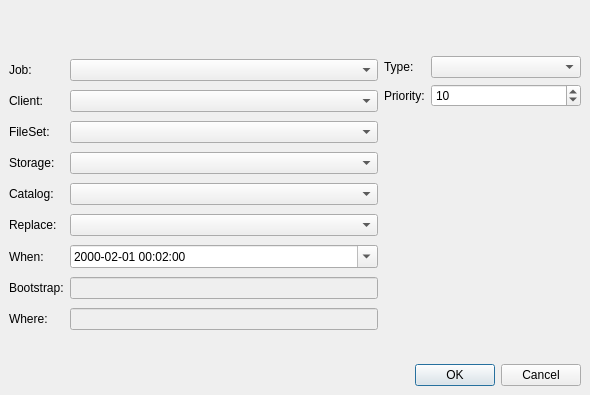
This is bacula/src/qt-console/run/runcmd.ui in rkorzeniewski/bacula as Qt 5 draws it before an edit. The edited form follows.
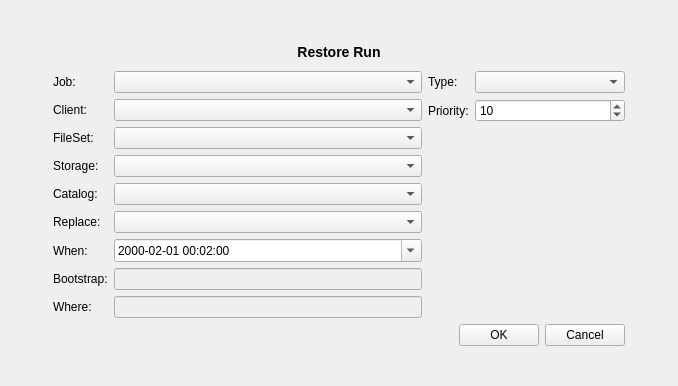
This is the edited form.

Commit message: Moved dialogs to be pages on the stack.  label, run and runcmd. All still have buttons and show up in the page selector as a direct descendent of the director widget.

```diff
--- a/bacula/src/qt-console/run/runcmd.ui
+++ b/bacula/src/qt-console/run/runcmd.ui
@@ -1,15 +1,12 @@
 <ui version="4.0" >
  <class>runCmdForm</class>
- <widget class="QDialog" name="runCmdForm" >
-  <property name="windowModality" >
-   <enum>Qt::NonModal</enum>
-  </property>
+ <widget class="QWidget" name="runCmdForm" >
   <property name="geometry" >
    <rect>
     <x>0</x>
     <y>0</y>
-    <width>590</width>
-    <height>395</height>
+    <width>678</width>
+    <height>386</height>
    </rect>
   </property>
   <property name="windowTitle" >
@@ -22,49 +19,65 @@
    <property name="spacing" >
     <number>6</number>
    </property>
-   <item row="4" column="0" >
-    <widget class="QDialogButtonBox" name="buttonBox" >
-     <property name="orientation" >
-      <enum>Qt::Horizontal</enum>
+   <item row="1" column="1" colspan="2" >
+    <layout class="QHBoxLayout" >
+     <property name="margin" >
+      <number>0</number>
      </property>
-     <property name="standardButtons" >
-      <set>QDialogButtonBox::Cancel|QDialogButtonBox::NoButton|QDialogButtonBox::Ok</set>
+     <property name="spacing" >
+      <number>6</number>
      </property>
-    </widget>
-   </item>
-   <item row="3" column="0" >
+     <item>
     <spacer>
      <property name="orientation" >
-      <enum>Qt::Vertical</enum>
+        <enum>Qt::Horizontal</enum>
      </property>
      <property name="sizeType" >
-      <enum>QSizePolicy::Maximum</enum>
+        <enum>QSizePolicy::Fixed</enum>
      </property>
      <property name="sizeHint" >
       <size>
-       <width>572</width>
-       <height>16</height>
+         <width>131</width>
+         <height>25</height>
       </size>
      </property>
     </spacer>
    </item>
-   <item row="1" column="0" >
+     <item>
+      <widget class="QLabel" name="run" >
+       <property name="maximumSize" >
+        <size>
+         <width>16777215</width>
+         <height>30</height>
+        </size>
+       </property>
+       <property name="text" >
+        <string>&lt;h3>Restore Run&lt;/h3></string>
+       </property>
+       <property name="alignment" >
+        <set>Qt::AlignCenter</set>
+       </property>
+      </widget>
+     </item>
+     <item>
     <spacer>
      <property name="orientation" >
-      <enum>Qt::Vertical</enum>
+        <enum>Qt::Horizontal</enum>
      </property>
      <property name="sizeType" >
-      <enum>QSizePolicy::Maximum</enum>
+        <enum>QSizePolicy::Fixed</enum>
      </property>
      <property name="sizeHint" >
       <size>
-       <width>572</width>
-       <height>16</height>
+         <width>131</width>
+         <height>25</height>
       </size>
      </property>
     </spacer>
    </item>
-   <item row="2" column="0" >
+    </layout>
+   </item>
+   <item row="3" column="1" colspan="2" >
     <layout class="QHBoxLayout" >
      <property name="margin" >
       <number>0</number>
@@ -73,6 +86,35 @@
       <number>6</number>
      </property>
      <item>
+      <spacer>
+       <property name="orientation" >
+        <enum>Qt::Horizontal</enum>
+       </property>
+       <property name="sizeHint" >
+        <size>
+         <width>40</width>
+         <height>20</height>
+        </size>
+       </property>
+      </spacer>
+     </item>
+     <item>
+      <widget class="QPushButton" name="okButton" >
+       <property name="text" >
+        <string>OK</string>
+       </property>
+      </widget>
+     </item>
+     <item>
+      <widget class="QPushButton" name="cancelButton" >
+       <property name="text" >
+        <string>Cancel</string>
+       </property>
+      </widget>
+     </item>
+    </layout>
+   </item>
+   <item row="2" column="1" >
       <layout class="QGridLayout" >
        <property name="margin" >
         <number>0</number>
@@ -242,7 +284,7 @@
        </item>
       </layout>
      </item>
-     <item>
+   <item row="2" column="2" >
       <layout class="QVBoxLayout" >
        <property name="margin" >
         <number>0</number>
@@ -326,46 +368,63 @@
        </item>
       </layout>
      </item>
-    </layout>
-   </item>
-   <item row="0" column="0" >
-    <layout class="QHBoxLayout" >
-     <property name="margin" >
-      <number>0</number>
-     </property>
-     <property name="spacing" >
-      <number>6</number>
-     </property>
-     <item>
+   <item row="0" column="1" colspan="2" >
       <spacer>
        <property name="orientation" >
-        <enum>Qt::Horizontal</enum>
+      <enum>Qt::Vertical</enum>
        </property>
        <property name="sizeType" >
-        <enum>QSizePolicy::Fixed</enum>
+      <enum>QSizePolicy::MinimumExpanding</enum>
        </property>
        <property name="sizeHint" >
         <size>
-         <width>131</width>
-         <height>25</height>
+       <width>572</width>
+       <height>16</height>
         </size>
        </property>
       </spacer>
      </item>
-     <item>
-      <widget class="QLabel" name="run" >
-       <property name="maximumSize" >
+   <item rowspan="3" row="1" column="3" >
+    <spacer>
+     <property name="orientation" >
+      <enum>Qt::Horizontal</enum>
+     </property>
+     <property name="sizeHint" >
         <size>
-         <width>16777215</width>
-         <height>30</height>
-        </size>
-       </property>
-       <property name="text" >
-        <string/>
-       </property>
-      </widget>
-     </item>
-    </layout>
+       <width>40</width>
+       <height>20</height>
+      </size>
+     </property>
+    </spacer>
+   </item>
+   <item rowspan="3" row="1" column="0" >
+    <spacer>
+     <property name="orientation" >
+      <enum>Qt::Horizontal</enum>
+     </property>
+     <property name="sizeHint" >
+      <size>
+       <width>40</width>
+       <height>20</height>
+      </size>
+     </property>
+    </spacer>
+   </item>
+   <item row="4" column="1" colspan="2" >
+    <spacer>
+     <property name="orientation" >
+      <enum>Qt::Vertical</enum>
+     </property>
+     <property name="sizeType" >
+      <enum>QSizePolicy::MinimumExpanding</enum>
+     </property>
+     <property name="sizeHint" >
+      <size>
+       <width>572</width>
+       <height>16</height>
+      </size>
+     </property>
+    </spacer>
    </item>
   </layout>
  </widget>
```
Left out of the diff: 37 changed lines with no effect on the pictures. Lines whose indentation alone changed are shown as unchanged. The commit also changes 18 other files.
